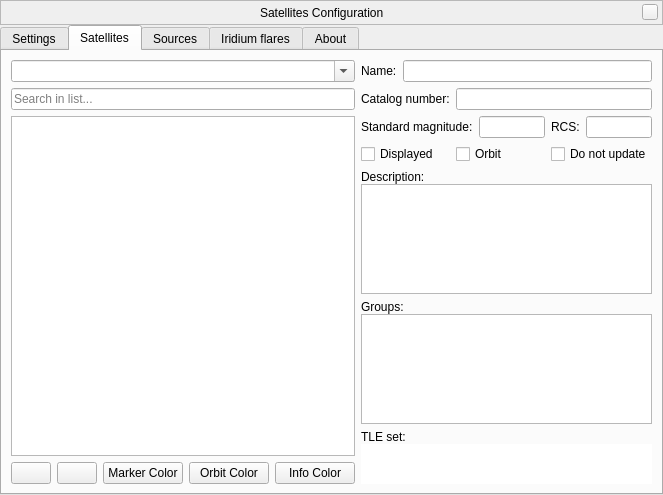
Qt form plugins/Satellites/src/gui/satellitesDialog.ui (519984307/stellarium_src) before a commit.
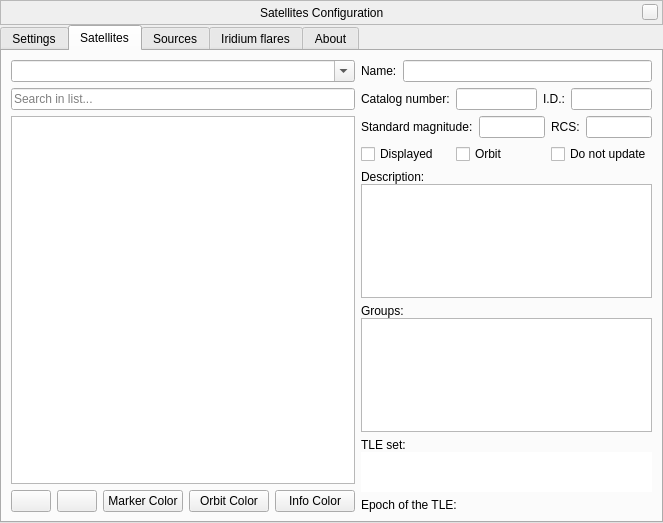
The same form after that commit. The open tabs and pages were chosen to show the change. Icons and pictures are not drawn. Custom widgets are drawn as their Qt base class.

Commit message:
Updated Satellites plugin
- Added International Designator info into the GUI of plugin
- Added epoch of the TLE info into GUI of plugin
- Fixed parser of COSPAR ID data (International Designator)
- Added tooltips for both identifiers of satellites
- Added full names of groups as tooltips for wrapped names of groups

What changed in the file:
```diff
--- a/plugins/Satellites/src/gui/satellitesDialog.ui
+++ b/plugins/Satellites/src/gui/satellitesDialog.ui
@@ -7,7 +7,7 @@
     <x>0</x>
     <y>0</y>
     <width>663</width>
-    <height>495</height>
+    <height>523</height>
    </rect>
   </property>
   <property name="windowTitle">
@@ -872,6 +872,32 @@
            </item>
            <item>
             <widget class="QLineEdit" name="noradNumberEdit">
+             <property name="toolTip">
+              <string>The Satellite Catalog Number (also known as NORAD (North American Aerospace Defense) Catalog Number, NORAD ID)</string>
+             </property>
+             <property name="alignment">
+              <set>Qt::AlignRight|Qt::AlignTrailing|Qt::AlignVCenter</set>
+             </property>
+             <property name="readOnly">
+              <bool>true</bool>
+             </property>
+            </widget>
+           </item>
+           <item>
+            <widget class="QLabel" name="labelCosparNumber">
+             <property name="toolTip">
+              <string>The International Designator, also known as COSPAR ID</string>
+             </property>
+             <property name="text">
+              <string>I.D.:</string>
+             </property>
+            </widget>
+           </item>
+           <item>
+            <widget class="QLineEdit" name="cosparNumberEdit">
+             <property name="toolTip">
+              <string>The International Designator, also known as COSPAR ID</string>
+             </property>
              <property name="alignment">
               <set>Qt::AlignRight|Qt::AlignTrailing|Qt::AlignVCenter</set>
              </property>
@@ -1054,6 +1080,30 @@
            </item>
           </layout>
          </item>
+         <item>
+          <layout class="QHBoxLayout" name="horizontalLayout_12">
+           <item>
+            <widget class="QLabel" name="labelTleEpoch">
+             <property name="text">
+              <string>Epoch of the TLE:</string>
+             </property>
+            </widget>
+           </item>
+           <item>
+            <widget class="QLabel" name="labelTleEpochData">
+             <property name="sizePolicy">
+              <sizepolicy hsizetype="Expanding" vsizetype="Preferred">
+               <horstretch>0</horstretch>
+               <verstretch>0</verstretch>
+              </sizepolicy>
+             </property>
+             <property name="text">
+              <string notr="true"/>
+             </property>
+            </widget>
+           </item>
+          </layout>
+         </item>
         </layout>
        </item>
       </layout>
```
Left out of the diff: 3 changed lines with no effect on the pictures. The commit also changes 7 other files.
